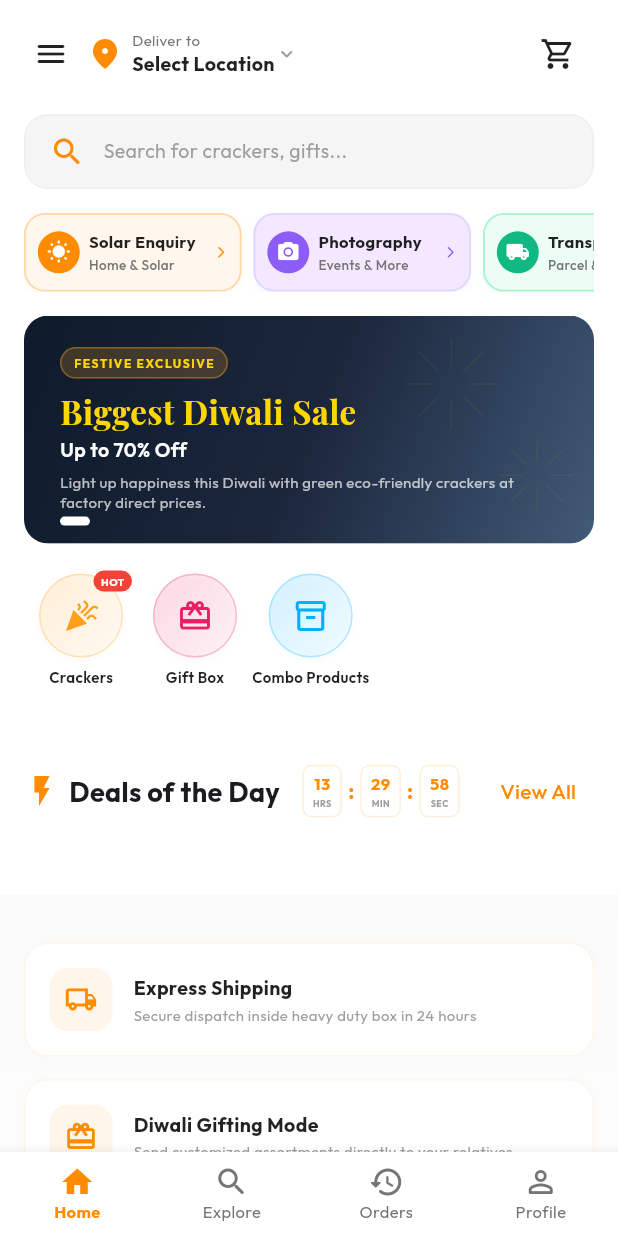
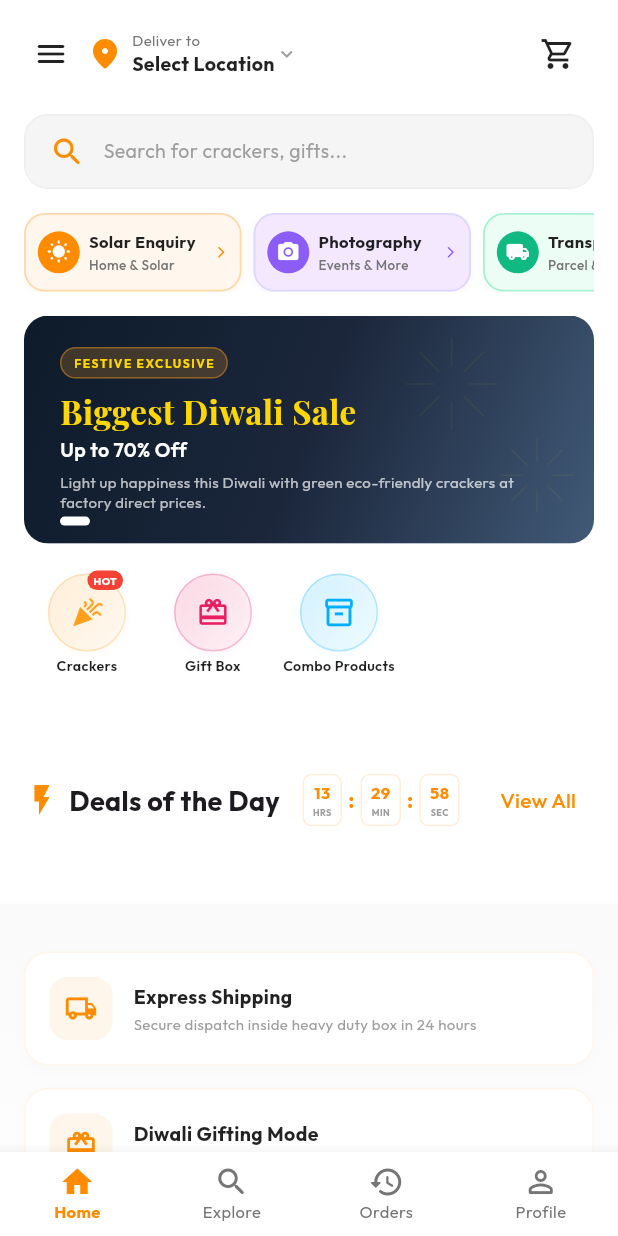
Before and after one commit to bhuvaneshwarans22022004-pixel/Cracks-App, a Flutter app: the HomeScreen screen opened directly, on a phone screen of 412 x 824 dp. Run offline on Flutter 3.47's test engine with Material 3 defaults, Android fonts, the phone set to English and light mode, and no system bars; our stand-ins replace cached_network_image, dio, firebase_auth, firebase_core, firebase_remote_config, google_fonts and 6 more; accounts and stored records are empty; network calls fail.

Commit message:
align-error

```diff
--- a/lib/screens/home/home_screen.dart
+++ b/lib/screens/home/home_screen.dart
@@ -1464,15 +1464,19 @@ class _HomeScreenState extends State<HomeScreen> {
         _setSelectedIndex(1);
         _setSelectedExploreCategory(filterCategory);
       },
+      child: Container(
+        width: 76,
+        margin: const EdgeInsets.symmetric(horizontal: 4),
         child: Column(
+          mainAxisSize: MainAxisSize.min,
           children: [
             Stack(
               clipBehavior: Clip.none,
+              alignment: Alignment.topCenter,
               children: [
                 Container(
-                width: 56,
-                height: 56,
-                margin: const EdgeInsets.symmetric(horizontal: 10),
+                  width: 52,
+                  height: 52,
                   decoration: BoxDecoration(
                     gradient: LinearGradient(
                       colors: [color.withOpacity(0.15), color.withOpacity(0.02)],
@@ -1489,17 +1493,17 @@ class _HomeScreenState extends State<HomeScreen> {
                       )
                     ],
                   ),
-                child: Icon(icon, color: color, size: 24),
+                  child: Icon(icon, color: color, size: 22),
                 ),
                 if (badgeText.isNotEmpty)
                   Positioned(
                     top: -2,
-                  right: 4,
+                    right: 2,
                     child: Container(
-                    padding: const EdgeInsets.symmetric(horizontal: 5, vertical: 2),
+                      padding: const EdgeInsets.symmetric(horizontal: 4, vertical: 1.5),
                       decoration: BoxDecoration(
                         color: Colors.red,
-                      borderRadius: BorderRadius.circular(10),
+                        borderRadius: BorderRadius.circular(8),
                       ),
                       child: Text(
                         badgeText,
@@ -1509,9 +1513,24 @@ class _HomeScreenState extends State<HomeScreen> {
                   ),
               ],
             ),
-          const SizedBox(height: 6),
-          Text(name, style: GoogleFonts.outfit(fontSize: 10, fontWeight: FontWeight.w600, color: Colors.black87)),
-        ],
+            const SizedBox(height: 4),
+            SizedBox(
+              height: 28,
+              child: Text(
+                name,
+                textAlign: TextAlign.center,
+                maxLines: 2,
+                overflow: TextOverflow.ellipsis,
+                style: GoogleFonts.outfit(
+                  fontSize: 9.5,
+                  height: 1.1,
+                  fontWeight: FontWeight.w600,
+                  color: Colors.black87,
+                ),
+              ),
+            ),
+          ],
+        ),
       ),
     );
   }
@@ -1544,7 +1563,7 @@ class _HomeScreenState extends State<HomeScreen> {
     }
 
     return SizedBox(
-      height: 96,
+      height: 102,
       child: ListView.builder(
         scrollDirection: Axis.horizontal,
         padding: const EdgeInsets.symmetric(horizontal: 16),
```
Also changed, not shown: 1 other file. Lines whose indentation alone changed are shown as unchanged.
